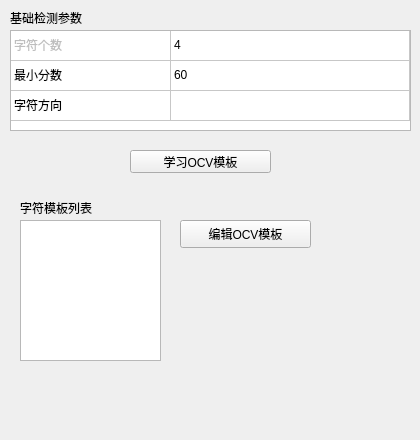
Qt form VisionDetect/OcvWidget.ui (chuandongxu/AOI) before a commit.
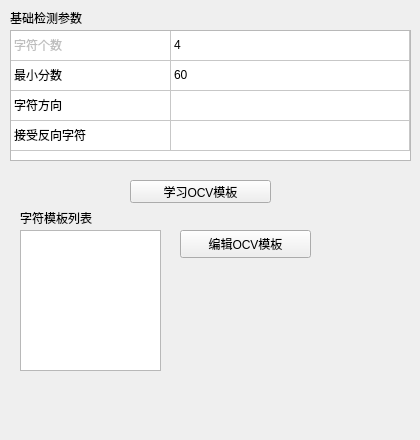
The same form after that commit. Custom widgets are drawn as their Qt base class.

The edit to the form file:
```diff
--- a/VisionDetect/OcvWidget.ui
+++ b/VisionDetect/OcvWidget.ui
@@ -19,11 +19,11 @@
      <x>10</x>
      <y>30</y>
      <width>401</width>
-     <height>101</height>
+     <height>131</height>
     </rect>
    </property>
    <property name="rowCount">
-    <number>3</number>
+    <number>4</number>
    </property>
    <property name="columnCount">
     <number>2</number>
@@ -43,6 +43,7 @@
    <row/>
    <row/>
    <row/>
+   <row/>
    <column/>
    <column/>
    <item row="0" column="0">
@@ -73,6 +74,11 @@
      <string>字符方向</string>
     </property>
    </item>
+   <item row="3" column="0">
+    <property name="text">
+     <string>接受反向字符</string>
+    </property>
+   </item>
   </widget>
   <widget class="QLabel" name="labelBasicParameter">
    <property name="geometry">
@@ -91,7 +97,7 @@
    <property name="geometry">
     <rect>
      <x>130</x>
-     <y>150</y>
+     <y>180</y>
      <width>141</width>
      <height>23</height>
     </rect>
@@ -104,7 +110,7 @@
    <property name="geometry">
     <rect>
      <x>20</x>
-     <y>220</y>
+     <y>230</y>
      <width>141</width>
      <height>141</height>
     </rect>
@@ -114,7 +120,7 @@
    <property name="geometry">
     <rect>
      <x>20</x>
-     <y>200</y>
+     <y>210</y>
      <width>81</width>
      <height>16</height>
     </rect>
@@ -127,7 +133,7 @@
    <property name="geometry">
     <rect>
      <x>180</x>
-     <y>220</y>
+     <y>230</y>
      <width>131</width>
      <height>28</height>
     </rect>
```
